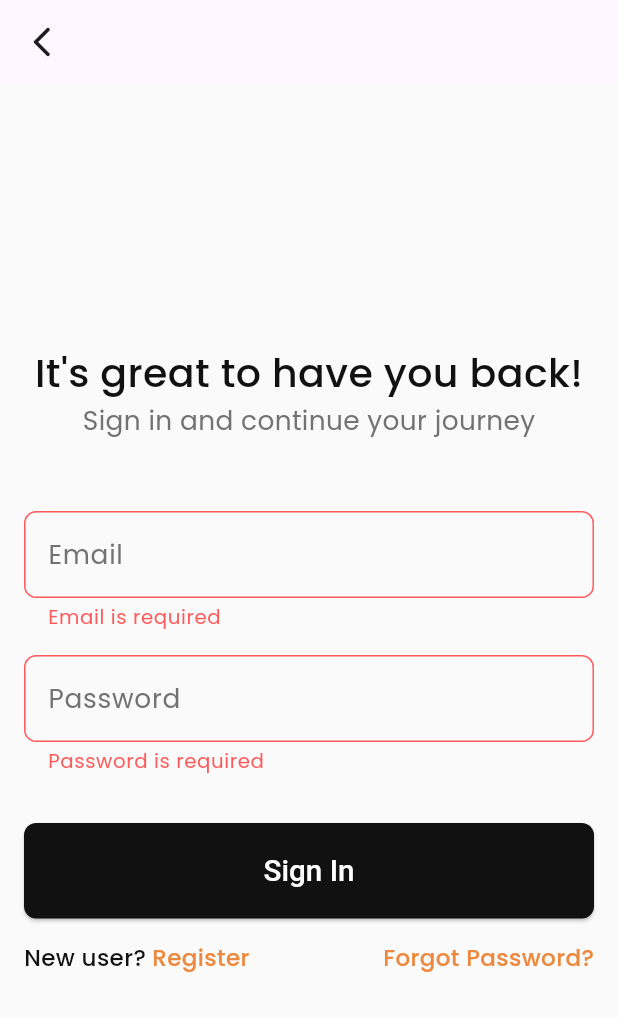
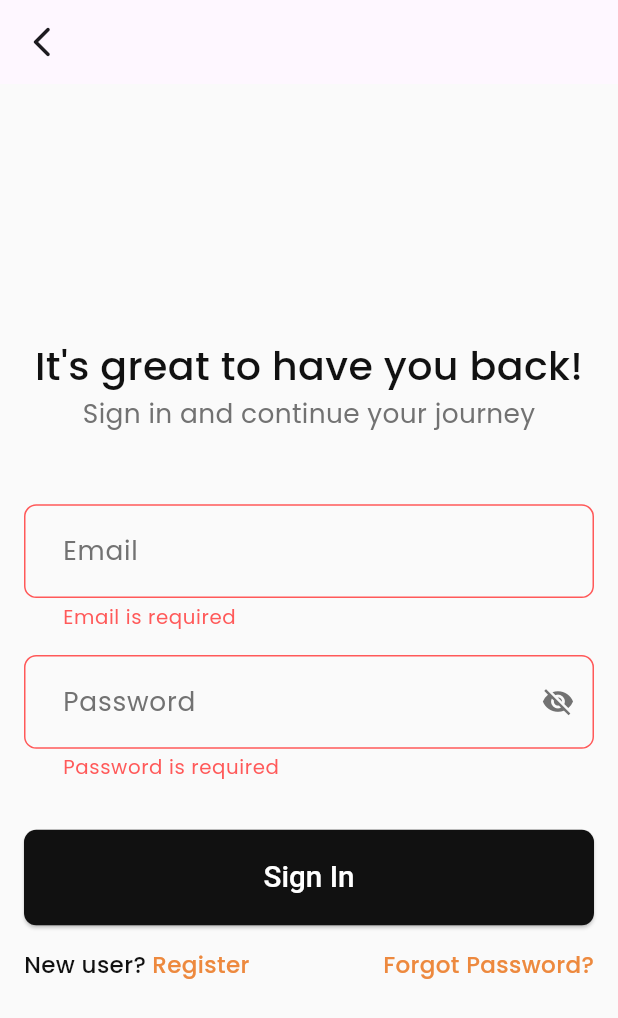
Before and after one commit to itzHTH/LiveAuc, a Flutter app: the LoginScreen screen opened by its route, after a tap on "Sign In", on a phone screen of 412 x 824 dp. Shown: the top 1018 px of the screen. Run offline on Flutter 3.47's test engine with Material 3 defaults, Android fonts, the phone set to English and light mode, and no system bars; our stand-ins replace dio, flutter_bloc, flutter_screenutil, flutter_secure_storage, flutter_svg, freezed_annotation and 6 more; accounts and stored records are empty; generated files the repository leaves out were written again.

Commit message:
Add  and integrate it into  with password visibility toggle.

```diff
--- /dev/null
+++ b/lib/core/widgets/app_text_form_field.dart
@@ -0,0 +1,55 @@
+import 'package:flutter/material.dart';
+import 'package:flutter_screenutil/flutter_screenutil.dart';
+
+class AppTextFormField extends StatelessWidget {
+  final EdgeInsetsGeometry? contentPadding;
+  final InputBorder? focusedBorder;
+  final InputBorder? enabledBorder;
+  final TextStyle? inputTextStyle;
+  final TextStyle? hintStyle;
+  final String hintText;
+  final bool? isObscureText;
+  final Widget? suffixIcon;
+  final Color? backgroundColor;
+  final TextEditingController? controller;
+  final Function(String?) validator;
+  const AppTextFormField({
+    super.key,
+    this.contentPadding,
+    this.focusedBorder,
+    this.enabledBorder,
+    this.inputTextStyle,
+    this.hintStyle,
+    required this.hintText,
+    this.isObscureText,
+    this.suffixIcon,
+    this.backgroundColor,
+    this.controller,
+    required this.validator,
+  });
+
+  @override
+  Widget build(BuildContext context) {
+    return TextFormField(
+      controller: controller,
+      decoration: InputDecoration(
+        isDense: true,
+        contentPadding:
+            contentPadding ??
+            EdgeInsets.symmetric(horizontal: 20.w, vertical: 18.h),
+        focusedBorder: focusedBorder,
+        enabledBorder: enabledBorder,
+        hintStyle: hintStyle,
+        hintText: hintText,
+        suffixIcon: suffixIcon,
+        fillColor: backgroundColor,
+        filled: backgroundColor != null,
+      ),
+      obscureText: isObscureText ?? false,
+      style: inputTextStyle,
+      validator: (value) {
+        return validator(value);
+      },
+    );
+  }
+}
--- a/lib/features/auth/ui/widgets/login_form.dart
+++ b/lib/features/auth/ui/widgets/login_form.dart
@@ -1,10 +1,13 @@
 import 'package:flutter/material.dart';
 import 'package:flutter_bloc/flutter_bloc.dart';
+import 'package:flutter_screenutil/flutter_screenutil.dart';
 import 'package:street_auction/core/helpers/app_validators.dart';
+import 'package:street_auction/core/theme/app_color.dart';
+import 'package:street_auction/core/widgets/app_text_form_field.dart';
 import 'package:street_auction/features/auth/domain/entities/login_request.dart';
 import 'package:street_auction/features/auth/ui/cubit/login_cubit.dart';
 
-class LoginForm extends StatelessWidget {
+class LoginForm extends StatefulWidget {
   const LoginForm({
     super.key,
     required GlobalKey<FormState> formKey,
@@ -19,20 +22,43 @@ class LoginForm extends StatelessWidget {
   final TextEditingController _passwordController;
 
   @override
+  State<LoginForm> createState() => _LoginFormState();
+}
+
+class _LoginFormState extends State<LoginForm> {
+  bool isPasswordVisible = false;
+
+  @override
   Widget build(BuildContext context) {
     return Form(
-      key: _formKey,
+      key: widget._formKey,
       child: Column(
         children: [
-          TextFormField(
-            controller: _emailController,
-            decoration: const InputDecoration(hintText: 'Email'),
+          AppTextFormField(
+            controller: widget._emailController,
+            hintText: 'Email',
             validator: AppValidators.email,
           ),
           const SizedBox(height: 16),
-          TextFormField(
-            controller: _passwordController,
-            decoration: const InputDecoration(hintText: 'Password'),
+          AppTextFormField(
+            isObscureText: isPasswordVisible,
+            suffixIcon: IconButton(
+              padding: EdgeInsets.zero,
+              color: AppColor.uiGray,
+              iconSize: 20.sp,
+              icon: Icon(
+                isPasswordVisible
+                    ? Icons.visibility_rounded
+                    : Icons.visibility_off,
+              ),
+              onPressed: () {
+                setState(() {
+                  isPasswordVisible = !isPasswordVisible;
+                });
+              },
+            ),
+            controller: widget._passwordController,
+            hintText: 'Password',
             validator: AppValidators.password,
           ),
           const SizedBox(height: 32),
@@ -42,11 +68,11 @@ class LoginForm extends StatelessWidget {
               return ElevatedButton(
                 onPressed: () {
                   // Trigger Login
-                  if (_formKey.currentState!.validate()) {
+                  if (widget._formKey.currentState!.validate()) {
                     context.read<LoginCubit>().login(
                       LoginRequest(
-                        email: _emailController.text,
-                        password: _passwordController.text,
+                        email: widget._emailController.text,
+                        password: widget._passwordController.text,
                       ),
                     );
                   }
```
